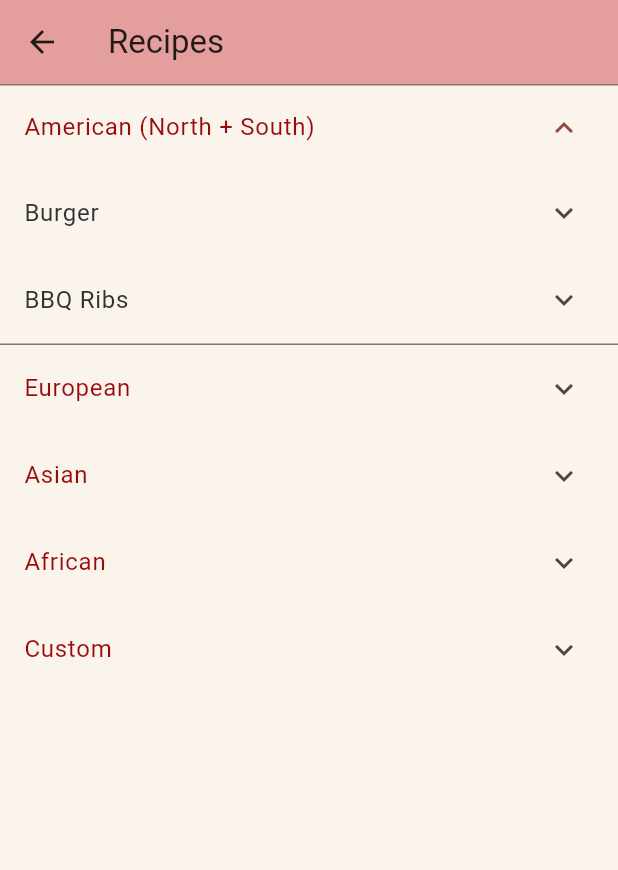
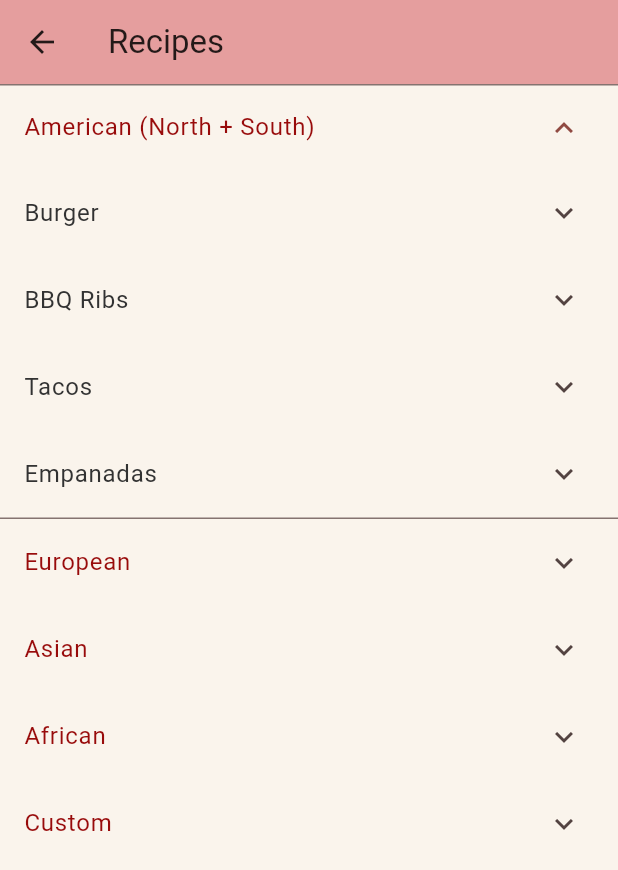
Before and after one commit to rayh4an/Project1MAD, a Flutter app: the RecipePage screen opened directly, after a tap on "American (North + South)", on a phone screen of 412 x 824 dp. Shown: the top 870 px of the screen. Run offline on Flutter 3.47's test engine with Material 3 defaults, Android fonts, the phone set to English and light mode, and no system bars; our stand-ins replace sqflite; accounts and stored records are empty.

Commit message:
added 8 new recipes

```diff
--- a/project1mad/lib/recipe.dart
+++ b/project1mad/lib/recipe.dart
@@ -30,6 +30,18 @@ class _RecipePageState extends State<RecipePage> {
         'prepTime': '2 hrs 30 mins',
         'ingredients': 'Beef Ribs, BBQ sauce, Salt, Pepper, Garlic powder, Onion powder',
       },
+      {
+        'name': 'Tacos',
+        'instruction': 'Heat a pan over medium heat and cook the ground beef until browned. Drain excess grease and stir in taco seasoning with a splash of water. Simmer for 5 minutes. Warm tortillas in a skillet or microwave. Fill each tortilla with beef, shredded lettuce, diced tomatoes, cheese, and a dollop of sour cream. Serve the tacos with salsa on the side.',
+        'prepTime': '25 mins',
+        'ingredients': 'Tortillas, Ground beef, Taco seasoning, Lettuce, Tomato, Cheese, Sour cream, Salsa',
+      },
+      {
+        'name': 'Empanadas',
+        'instruction': 'In a skillet, cook chopped onion and garlic until translucent. Add ground beef and cook through. Stir in paprika and chopped green olives. Let filling cool. Roll out dough and place a spoonful of filling in the center. Fold and crimp edges. Brush with beaten egg. Bake at 375°F for 25 minutes until golden.',
+        'prepTime': '45 mins',
+        'ingredients': 'Empanada dough, Ground beef, Onion, Garlic, Paprika, Green olives, Egg',
+      },
     ],
     'European': [
       {
@@ -43,6 +55,18 @@ class _RecipePageState extends State<RecipePage> {
         'instruction': 'Preheat oven to 375°F. Thinly slice eggplant, zucchini, tomato, and bell peppers. In a pan, sauté minced garlic in olive oil. Spread garlic at the bottom of a baking dish and layer the vegetables in a spiral pattern. Drizzle with olive oil, season with salt and pepper, and bake for 1 hour. Garnish with herbs.',
         'prepTime': '1 hr 15 mins',
         'ingredients': 'Eggplant, Zucchini, Tomato, Bell pepper, Garlic, Olive oil',
+      },
+      {
+        'name': 'Paella',
+        'instruction': 'Heat oil in a wide skillet and brown the chicken and chorizo. Remove and sauté onions and garlic. Stir in rice and saffron. Add broth and return meat. Simmer for 15 minutes, then add shrimp and peas. Cook without stirring until rice absorbs liquid. Let the paella rest.',
+        'prepTime': '1 hr',
+        'ingredients': 'Arborio rice, Chicken, Shrimp, Chorizo, Bell pepper, Onion, Garlic, Saffron, Peas',
+      },
+      {
+        'name': 'Fish and Chips',
+        'instruction': 'Cut potatoes into fries and soak in water for 30 minutes. Drain and pat dry. Heat oil and fry potatoes until golden. In a bowl, mix flour, baking powder, salt, and beer to make batter. Dip fish into batter and fry until crispy. Serve the fish alongside fries and tartar sauce.',
+        'prepTime': '40 mins',
+        'ingredients': 'Cod fillets, Potatoes, Flour, Baking powder, Beer, Salt, Oil',
       },
     ],
     'Asian': [
@@ -58,6 +82,18 @@ class _RecipePageState extends State<RecipePage> {
         'prepTime': '30 mins',
         'ingredients': 'Rice noodles, Tofu, Egg, Tamarind paste, Peanuts, Bean sprouts',
       },
+      {
+        'name': 'Egg Fried Rice',
+        'instruction': 'Scramble eggs in a hot wok with sesame oil. Remove and set aside. Add diced carrots and peas to the wok and cook until tender. Add cold cooked rice and stir-fry. Stir in soy sauce and green onions. Return eggs and mix thoroughly with rice.',
+        'prepTime': '25 mins',
+        'ingredients': 'Cooked rice, Eggs, Green onion, Soy sauce, Peas, Carrots, Sesame oil',
+      },
+      {
+        'name': 'Mutton Biryani',
+        'instruction': 'Marinate mutton in yogurt and spices for 1 hour. Sauté onions until golden, then add tomatoes and cook down. Add marinated mutton and cook until tender. In another pot, parboil rice. Layer rice and mutton in a pot. Top with fried onions and ghee. Cover and steam the meal for atleast 20 mins.',
+        'prepTime': '1 hr 30 mins',
+        'ingredients': 'Mutton, Basmati rice, Onion, Tomato, Yogurt, Spices, Ghee',
+      },
     ],
     'African': [
       {
@@ -71,6 +107,18 @@ class _RecipePageState extends State<RecipePage> {
         'instruction': 'Preheat oven to 350°F. Sauté chopped onions until golden. Add ground beef and cook through. Mix in curry powder, soaked bread, and raisins. Pour into a baking dish. Whisk eggs and milk together and pour on top. Bake until the custard is set and golden brown.',
         'prepTime': '1 hr 10 mins',
         'ingredients': 'Ground beef, Onion, Curry powder, Bread, Eggs, Milk, Raisins',
+      },
+      {
+        'name': 'Shakshouka',
+        'instruction': 'Sauté onion, garlic, and bell pepper until soft. Stir in tomatoes, paprika, and cumin. Simmer until thickened. Make wells in the sauce and crack eggs into them. Cover and cook until eggs are just set.',
+        'prepTime': '35 mins',
+        'ingredients': 'Eggs, Tomato, Onion, Bell pepper, Garlic, Paprika, Cumin',
+      },
+      {
+        'name': 'Suya',
+        'instruction': 'Slice beef into thin strips and marinate with a mix of ground peanuts, paprika, cayenne, ginger, and onion powder. Thread onto skewers. Grill over medium heat, turning often, until cooked through and charred. Serve the Suya alongside onions and tomatoes.',
+        'prepTime': '45 mins',
+        'ingredients': 'Beef skewers, Peanut powder, Paprika, Cayenne, Ginger, Onion powder, Oil',
       },
     ],
     'Custom': [],
@@ -206,9 +254,19 @@ class _RecipePageState extends State<RecipePage> {
                         padding: const EdgeInsets.symmetric(horizontal: 16, vertical: 4),
                         child: Align(
                           alignment: Alignment.centerLeft,
-                          child: Text(
-                            'Preparation time: ${recipe['prepTime']}',
-                            style: TextStyle(color: thirdColor),
+                          child: Text.rich(
+                            TextSpan(
+                              children: [
+                                const TextSpan(
+                                  text: 'Preparation time: ',
+                                  style: TextStyle(fontWeight: FontWeight.bold),
+                                  ),
+                                  TextSpan(
+                                    text: recipe['prepTime'],
+                                  ),
+                                ],
+                              style: TextStyle(color: thirdColor),
+                            ),
                           ),
                         ),
                       ),
@@ -216,9 +274,19 @@ class _RecipePageState extends State<RecipePage> {
                         padding: const EdgeInsets.symmetric(horizontal: 16, vertical: 4),
                         child: Align(
                           alignment: Alignment.centerLeft,
-                          child: Text(
-                            'Ingredients: ${recipe['ingredients']}',
-                            style: TextStyle(color: thirdColor),
+                          child: Text.rich(
+                            TextSpan(
+                              children: [
+                                const TextSpan(
+                                  text: 'Ingredients: ',
+                                  style: TextStyle(fontWeight: FontWeight.bold),
+                                  ),
+                                  TextSpan(
+                                    text: recipe['ingredients'],
+                                  ),
+                                ],
+                              style: TextStyle(color: thirdColor),
+                            ),
                           ),
                         ),
                       ),
```
